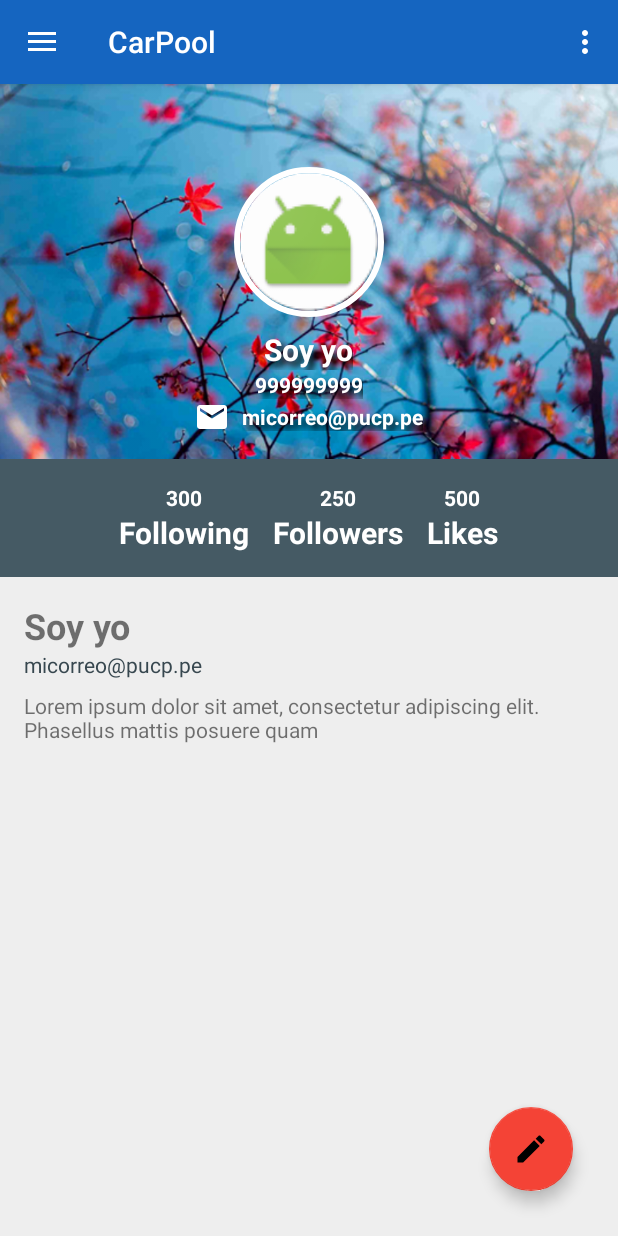
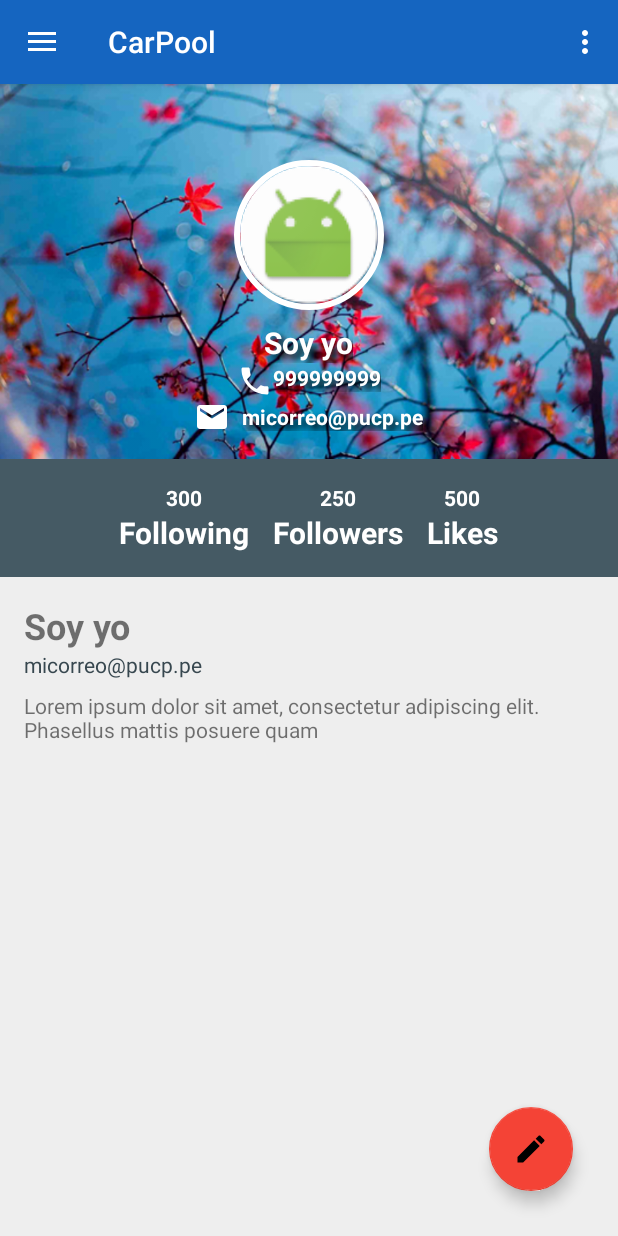
Before and after one commit to Avrgebro/TestP, an Android app: the fragment ProfileFragment placed in its activity, on a phone screen of 412 x 824 dp. Run offline under Robolectric (Android 15) with nearby library versions, the phone set to English and light mode, and no system bars; our stand-ins replace ButterKnife, CircleImageView.

Commit message:
Add phone icon in profile display

```diff
--- a/app/src/main/res/layout/fragment_profile.xml
+++ b/app/src/main/res/layout/fragment_profile.xml
@@ -50,6 +50,18 @@
                     android:textStyle="bold"
                     style="@style/AppTheme.Text.Shadow.Black"/>
 
+                <LinearLayout
+                    android:layout_width="wrap_content"
+                    android:layout_height="wrap_content"
+                    android:orientation="horizontal">
+
+                    <ImageView
+                        android:layout_width="wrap_content"
+                        android:layout_height="wrap_content"
+                        android:layout_gravity="center"
+                        android:src="@drawable/ic_phone_black_24dp"
+                        android:tint="@android:color/white" />
+
                     <TextView
                         android:id="@+id/profile_phone_number"
                         android:layout_width="wrap_content"
@@ -58,10 +70,12 @@
                         android:textColor="@android:color/white"
                         android:textStyle="bold"
                         style="@style/AppTheme.Text.Shadow.Black" />
+                </LinearLayout>
 
                 <LinearLayout
                     android:layout_width="wrap_content"
-                    android:layout_height="wrap_content">
+                    android:layout_height="wrap_content"
+                    android:orientation="horizontal">
 
                     <ImageView
                         android:layout_width="wrap_content"
```
Lines whose indentation alone changed are shown as unchanged.
